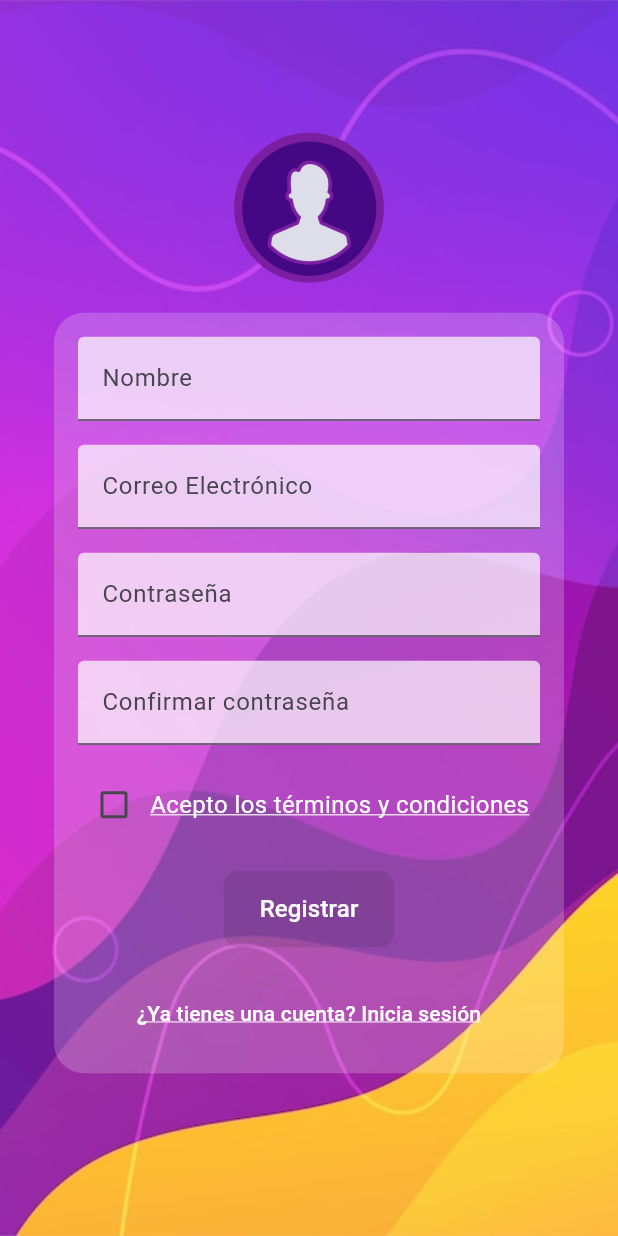
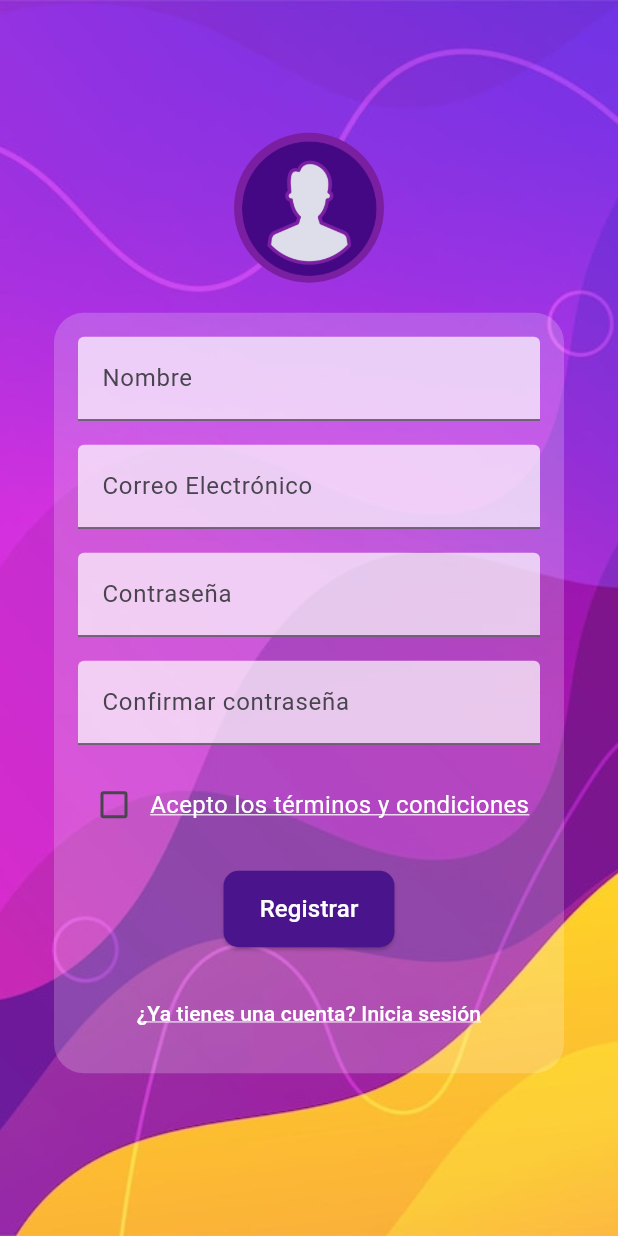
Before and after one commit to Santiago2132/maizfront, a Flutter app: the SignUpScreen screen opened by its route, on a phone screen of 412 x 824 dp. Run offline on Flutter 3.47's test engine with Material 3 defaults, Android fonts, the light colour scheme and no system bars; our stand-ins replace audioplayers, auto_size_text, cloud_firestore, firebase_auth, firebase_core, firebase_messaging and 7 more; missing offline and left inert: firebase_app_check; accounts and stored records are empty.

Commit message:
prueba register with api

```diff
--- a/maiz_app/lib/screens/calendar/calendar_screen.dart
+++ b/maiz_app/lib/screens/calendar/calendar_screen.dart
@@ -2,7 +2,6 @@ import 'package:flutter/material.dart';
 import 'package:mAIz/data/services/calendar_service.dart';
 import 'package:mAIz/screens/calendar/calendarBar.dart';
 import 'package:mAIz/screens/calendar/calendarContainer.dart';
-import 'package:mAIz/screens/calendar/calendarMarkets.dart';
 
 class CalendarScreen extends StatefulWidget {
   const CalendarScreen({super.key});
--- a/maiz_app/lib/screens/home/widgets/welcome_message.dart
+++ b/maiz_app/lib/screens/home/widgets/welcome_message.dart
@@ -1,5 +1,5 @@
 import 'package:flutter/material.dart';
-import 'package:mAIz/data/services/user_service.dart';
+import 'package:mAIz/data/services/firebase_service.dart';
 
 class WelcomeMessage extends StatelessWidget {
   const WelcomeMessage({super.key});
--- a/maiz_app/lib/screens/login/login_screen.dart
+++ b/maiz_app/lib/screens/login/login_screen.dart
@@ -38,7 +38,7 @@ class _LoginScreenState extends State<LoginScreen> {
       return;
     }
 
-    bool result = await _authService.signIn(email, password);
+    bool result = await _authService.verifyUser(email, password);
     if (result) {
       ScaffoldMessenger.of(context).showSnackBar(
         SnackBar(content: Text("Inicio de sesión exitoso")),
--- a/maiz_app/lib/screens/login/newAccount.dart
+++ b/maiz_app/lib/screens/login/newAccount.dart
@@ -2,7 +2,7 @@ import 'package:flutter/material.dart';
 import 'package:mAIz/data/services/auth_service.dart';
 import 'package:mAIz/screens/login/login_screen.dart';
 import 'package:mAIz/widgets/avatarWidget.dart';
-import 'package:mAIz/widgets/terms_conditions.dart'; // Importar la pantalla de login
+import 'package:mAIz/widgets/terms_conditions.dart';
 
 class SignUpScreen extends StatefulWidget {
   const SignUpScreen({super.key});
@@ -15,172 +15,84 @@ class _SignUpScreenState extends State<SignUpScreen> {
   final _nameController = TextEditingController();
   final _emailController = TextEditingController();
   final _passwordController = TextEditingController();
+  final _confirmPasswordController = TextEditingController();
   bool _termsAccepted = false;
 
-  // Instancia del servicio
   final AuthService _authService = AuthService();
 
   void _signUp() async {
-    String name = _nameController.text;
-    String email = _emailController.text;
-    String password = _passwordController.text;
+    if (!_validateFields()) return;
 
-    if (name.isEmpty || email.isEmpty || password.isEmpty) {
-      ScaffoldMessenger.of(context).showSnackBar(
-        SnackBar(content: Text("Por favor complete todos los campos")),
-      );
-      return;
+    bool result = await _authService.registerUser(
+      _nameController.text,
+      _emailController.text,
+      _passwordController.text,
+    );
+
+    if (result) {
+      _showMessage("Registro exitoso");
+      Navigator.pop(context);
+    } else {
+      _showMessage("Error al registrar la cuenta");
+    }
+  }
+
+  bool _validateFields() {
+    if (_nameController.text.isEmpty ||
+        _emailController.text.isEmpty ||
+        _passwordController.text.isEmpty ||
+        _confirmPasswordController.text.isEmpty) {
+      _showMessage("Por favor complete todos los campos");
+      return false;
     }
 
-    // Simulación de registro
-    bool result = await _authService.signUp(name, email, password);
-    if (result) {
-      ScaffoldMessenger.of(context).showSnackBar(
-        SnackBar(content: Text("Registro exitoso")),
-      );
-      Navigator.pop(context); // Regresa a la pantalla de login
-    } else {
-      ScaffoldMessenger.of(context).showSnackBar(
-        SnackBar(content: Text("Error al registrar la cuenta")),
-      );
+    if (_passwordController.text != _confirmPasswordController.text) {
+      _showMessage("Las contraseñas no coinciden");
+      return false;
     }
+
+    if (!_termsAccepted) {
+      _showMessage("Debe aceptar los términos y condiciones");
+      return false;
+    }
+
+    return true;
+  }
+
+  void _showMessage(String message) {
+    ScaffoldMessenger.of(context).showSnackBar(
+      SnackBar(content: Text(message)),
+    );
   }
 
   void _showTermsAndConditions() {
     showDialog(
       context: context,
-      builder: (BuildContext context) {
-        return TermsAndConditionsDialog();
-      },
+      builder: (BuildContext context) => const TermsAndConditionsDialog(),
     );
   }
 
   @override
   Widget build(BuildContext context) {
     return Scaffold(
-      resizeToAvoidBottomInset: true, //ajusta la pantalla al abrir el teclado
+      resizeToAvoidBottomInset: true,
       body: Stack(
         children: [
           Positioned.fill(
             child: Image.asset(
-              'assets/resources/fondoMorado.jpg', // Fondo morado
+              'assets/resources/fondoMorado.jpg',
               fit: BoxFit.cover,
             ),
           ),
           Center(
             child: Padding(
-              padding: EdgeInsets.all(16.0),
-              child: SingleChildScrollView( // ✅ Esto evita el overflow
+              padding: const EdgeInsets.all(16.0),
+              child: SingleChildScrollView(
                 child: Column(
                   mainAxisAlignment: MainAxisAlignment.center,
                   children: [
-                    AvatarWidget(),
-                    Container(
-                      decoration: BoxDecoration(
-                        color: Colors.white.withOpacity(0.2),
-                        borderRadius: BorderRadius.circular(20),
-                      ),
-                      padding: EdgeInsets.all(16),
-                      margin: EdgeInsets.all(20),
-                      child: Column(
-                        mainAxisSize: MainAxisSize.min,
-                        children: [
-                          TextField(
-                            controller: _nameController,
-                            decoration: InputDecoration(
-                              labelText: "Nombre",
-                              filled: true,
-                              fillColor: Colors.white.withOpacity(0.7),
-                            ),
-                          ),
-                          SizedBox(height: 16),
-                          TextField(
-                            controller: _emailController,
-                            decoration: InputDecoration(
-                              labelText: "Correo Electrónico",
-                              filled: true,
-                              fillColor: Colors.white.withOpacity(0.7),
-                            ),
-                          ),
-                          SizedBox(height: 16),
-                          TextField(
-                            controller: _passwordController,
-                            decoration: InputDecoration(
-                              labelText: "Contraseña",
-                              filled: true,
-                              fillColor: Colors.white.withOpacity(0.7),
-                            ),
-                            obscureText: true,
-                          ),
-                          SizedBox(height: 16),
-                          TextField(
-                            controller: _passwordController,
-                            decoration: InputDecoration(
-                              labelText: "Confirmar contraseña",
-                              filled: true,
-                              fillColor: Colors.white.withOpacity(0.7),
-                            ),
-                            obscureText: true,
-                          ),
-                          SizedBox(height: 16),
-                          Row(
-                            children: [
-                              Checkbox(
-                                value: _termsAccepted,
-                                onChanged: (bool? value) {
-                                  setState(() {
-                                    _termsAccepted = value ?? false;
-                                  });
-                                },
-                              ),
-                              GestureDetector(
-                                onTap: _showTermsAndConditions,
-                                child: Text(
-                                  "Acepto los términos y condiciones",
-                                  style: TextStyle(
-                                      color: Colors.white,
-                                      decoration: TextDecoration.underline,
-                                      decorationColor: Colors.white),
-                                ),
-                              ),
-                            ],
-                          ),
-                          SizedBox(height: 20),
-                          ElevatedButton(
-                            onPressed: _termsAccepted ? _signUp : null,
-                            style: ElevatedButton.styleFrom(
-                              backgroundColor: Colors.purple.shade900,
-                              shape: RoundedRectangleBorder(
-                                borderRadius: BorderRadius.circular(10),
-                              ),
-                              padding: EdgeInsets.symmetric(
-                                  vertical: 14, horizontal: 24),
-                            ),
-                            child: Text("Registrar",
-                                style:
-                                    TextStyle(fontSize: 16, color: Colors.white)),
-                          ),
-                          SizedBox(height: 20),
-                          TextButton(
-                            onPressed: () {
-                              // Navegar hacia la pantalla de login
-                              Navigator.pushReplacement(
-                                context,
-                                MaterialPageRoute(
-                                    builder: (context) => LoginScreen()),
-                              );
-                            },
-                            child: Text(
-                              "¿Ya tienes una cuenta? Inicia sesión",
-                              style: TextStyle(
-                                  color: Colors.white,
-                                  decoration: TextDecoration.underline,
-                                  decorationColor: Colors.white),
-                            ),
-                          ),
-                        ],
-                      ),
-                    ),
+                    const AvatarWidget(),
+                    _buildFormContainer(),
                   ],
                 ),
               ),
@@ -190,4 +102,96 @@ class _SignUpScreenState extends State<SignUpScreen> {
       ),
     );
   }
+
+  Widget _buildFormContainer() {
+    return Container(
+      decoration: BoxDecoration(
+        color: Colors.white.withOpacity(0.2),
+        borderRadius: BorderRadius.circular(20),
+      ),
+      padding: const EdgeInsets.all(16),
+      margin: const EdgeInsets.all(20),
+      child: Column(
+        mainAxisSize: MainAxisSize.min,
+        children: [
+          _buildTextField(_nameController, "Nombre"),
+          const SizedBox(height: 16),
+          _buildTextField(_emailController, "Correo Electrónico"),
+          const SizedBox(height: 16),
+          _buildTextField(_passwordController, "Contraseña", obscureText: true),
+          const SizedBox(height: 16),
+          _buildTextField(_confirmPasswordController, "Confirmar contraseña", obscureText: true),
+          const SizedBox(height: 16),
+          _buildTermsCheckbox(),
+          const SizedBox(height: 20),
+          _buildRegisterButton(),
+          const SizedBox(height: 20),
+          _buildLoginLink(),
+        ],
+      ),
+    );
+  }
+
+  Widget _buildTextField(TextEditingController controller, String label, {bool obscureText = false}) {
+    return TextField(
+      controller: controller,
+      decoration: InputDecoration(
+        labelText: label,
+        filled: true,
+        fillColor: Colors.white.withOpacity(0.7),
+      ),
+      obscureText: obscureText,
+    );
+  }
+
+  Widget _buildTermsCheckbox() {
+    return Row(
+      children: [
+        Checkbox(
+          value: _termsAccepted,
+          onChanged: (bool? value) => setState(() => _termsAccepted = value ?? false),
+        ),
+        GestureDetector(
+          onTap: _showTermsAndConditions,
+          child: const Text(
+            "Acepto los términos y condiciones",
+            style: TextStyle(
+              color: Colors.white,
+              decoration: TextDecoration.underline,
+              decorationColor: Colors.white,
+            ),
+          ),
+        ),
+      ],
+    );
+  }
+
+  Widget _buildRegisterButton() {
+    return ElevatedButton(
+      onPressed: _signUp,
+      style: ElevatedButton.styleFrom(
+        backgroundColor: Colors.purple.shade900,
+        shape: RoundedRectangleBorder(borderRadius: BorderRadius.circular(10)),
+        padding: const EdgeInsets.symmetric(vertical: 14, horizontal: 24),
+      ),
+      child: const Text("Registrar", style: TextStyle(fontSize: 16, color: Colors.white)),
+    );
+  }
+
+  Widget _buildLoginLink() {
+    return TextButton(
+      onPressed: () => Navigator.pushReplacement(
+        context,
+        MaterialPageRoute(builder: (context) => const LoginScreen()),
+      ),
+      child: const Text(
+        "¿Ya tienes una cuenta? Inicia sesión",
+        style: TextStyle(
+          color: Colors.white,
+          decoration: TextDecoration.underline,
+          decorationColor: Colors.white,
+        ),
+      ),
+    );
+  }
 }
--- a/maiz_app/lib/screens/profile/widgets/userInfo.dart
+++ b/maiz_app/lib/screens/profile/widgets/userInfo.dart
@@ -1,6 +1,6 @@
 import 'package:flutter/material.dart';
 import 'package:mAIz/core/fontsize_provider.dart';
-import 'package:mAIz/data/services/user_service.dart';
+import 'package:mAIz/data/services/firebase_service.dart';
 import 'package:mAIz/widgets/avatarWidget.dart';
 import 'package:provider/provider.dart';
 
```
Also changed, not shown: maiz_app/lib/data/services/auth_service.dart (+81 -10 lines), maiz_app/lib/data/services/firebase_service.dart (renamed from maiz_app/lib/data/services/user_service.dart), 125 other files.
